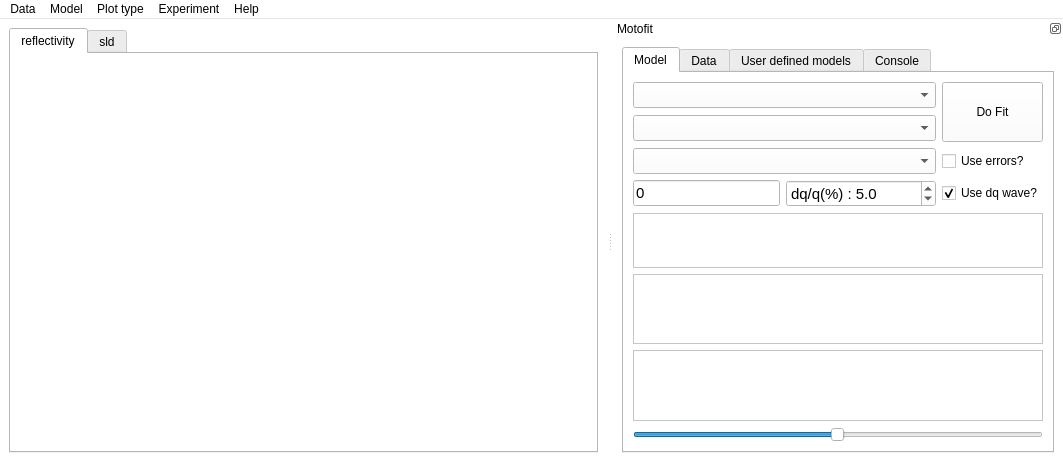
Old version of the form qt/Motofit.ui in the repository refnx/refnx.
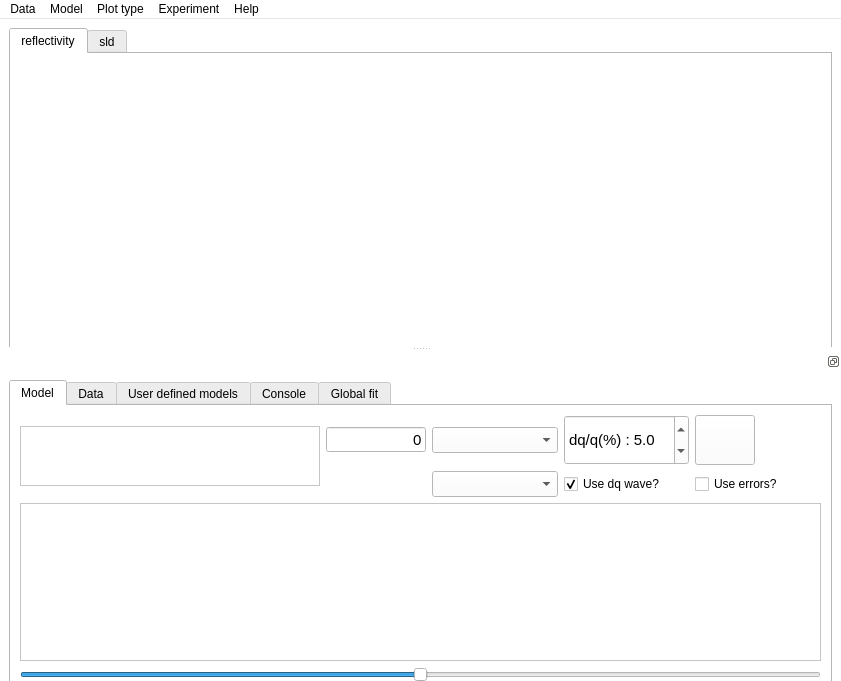
New version of the form. The open tabs and pages were chosen to show the change. Icons and pictures are not drawn.

Patch:
```diff
--- a/qt/Motofit.ui
+++ b/qt/Motofit.ui
@@ -6,8 +6,8 @@
    <rect>
     <x>0</x>
     <y>0</y>
-    <width>1063</width>
-    <height>462</height>
+    <width>841</width>
+    <height>681</height>
    </rect>
   </property>
   <property name="sizePolicy">
@@ -18,7 +18,7 @@
   </property>
   <property name="minimumSize">
    <size>
-    <width>1063</width>
+    <width>600</width>
     <height>462</height>
    </size>
   </property>
@@ -462,6 +462,18 @@
    <layout class="QGridLayout" name="gridLayout_3">
     <item row="0" column="0">
      <widget class="QTabWidget" name="graphs">
+      <property name="sizePolicy">
+       <sizepolicy hsizetype="Expanding" vsizetype="MinimumExpanding">
+        <horstretch>0</horstretch>
+        <verstretch>0</verstretch>
+       </sizepolicy>
+      </property>
+      <property name="minimumSize">
+       <size>
+        <width>0</width>
+        <height>350</height>
+       </size>
+      </property>
       <property name="currentIndex">
        <number>0</number>
       </property>
@@ -486,7 +498,7 @@
     <rect>
      <x>0</x>
      <y>0</y>
-     <width>1063</width>
+     <width>841</width>
      <height>22</height>
     </rect>
    </property>
@@ -543,8 +555,8 @@
    </property>
    <property name="minimumSize">
     <size>
-     <width>450</width>
-     <height>440</height>
+     <width>600</width>
+     <height>350</height>
     </size>
    </property>
    <property name="features">
@@ -554,14 +566,14 @@
     <set>Qt::LeftDockWidgetArea|Qt::RightDockWidgetArea</set>
    </property>
    <property name="windowTitle">
-    <string>Motofit</string>
+    <string/>
    </property>
    <attribute name="dockWidgetArea">
-    <number>2</number>
+    <number>8</number>
    </attribute>
    <widget class="QWidget" name="dockWidgetContents">
     <layout class="QGridLayout" name="gridLayout">
-     <item row="0" column="1">
+     <item row="0" column="0">
       <widget class="QTabWidget" name="tabWidget">
        <property name="enabled">
         <bool>true</bool>
@@ -586,31 +598,52 @@
          <string>Model</string>
         </attribute>
         <layout class="QGridLayout" name="gridLayout_2">
-         <item row="0" column="2" rowspan="2">
-          <widget class="QPushButton" name="do_fit_button">
+         <item row="0" column="0" rowspan="2">
+          <widget class="QTableView" name="baseModelView">
+           <property name="sizePolicy">
+            <sizepolicy hsizetype="Expanding" vsizetype="MinimumExpanding">
+             <horstretch>0</horstretch>
+             <verstretch>0</verstretch>
+            </sizepolicy>
+           </property>
            <property name="minimumSize">
             <size>
-             <width>0</width>
+             <width>300</width>
              <height>60</height>
             </size>
            </property>
-           <property name="text">
-            <string>Do Fit</string>
+           <property name="maximumSize">
+            <size>
+             <width>400</width>
+             <height>60</height>
+            </size>
            </property>
-           <property name="shortcut">
-            <string>Meta+F</string>
+           <property name="font">
+            <font>
+             <pointsize>10</pointsize>
+             <weight>50</weight>
+             <bold>false</bold>
+            </font>
            </property>
+           <attribute name="horizontalHeaderStretchLastSection">
+            <bool>true</bool>
+           </attribute>
           </widget>
          </item>
-         <item row="2" column="2">
-          <widget class="QCheckBox" name="use_errors_checkbox">
-           <property name="text">
-            <string>Use errors?</string>
-           </property>
-          </widget>
-         </item>
-         <item row="3" column="0">
+         <item row="0" column="1">
           <widget class="QLineEdit" name="chi2lineEdit">
+           <property name="sizePolicy">
+            <sizepolicy hsizetype="Expanding" vsizetype="Maximum">
+             <horstretch>0</horstretch>
+             <verstretch>0</verstretch>
+            </sizepolicy>
+           </property>
+           <property name="maximumSize">
+            <size>
+             <width>100</width>
+             <height>25</height>
+            </size>
+           </property>
            <property name="font">
             <font>
              <pointsize>11</pointsize>
@@ -619,22 +652,48 @@
            <property name="text">
             <string>0</string>
            </property>
+           <property name="alignment">
+            <set>Qt::AlignRight|Qt::AlignTrailing|Qt::AlignVCenter</set>
+           </property>
            <property name="readOnly">
             <bool>true</bool>
            </property>
           </widget>
          </item>
-         <item row="3" column="1">
+         <item row="0" column="2">
+          <widget class="QComboBox" name="dataset_comboBox">
+           <property name="sizePolicy">
+            <sizepolicy hsizetype="Expanding" vsizetype="Fixed">
+             <horstretch>0</horstretch>
+             <verstretch>0</verstretch>
+            </sizepolicy>
+           </property>
+           <property name="font">
+            <font>
+             <pointsize>11</pointsize>
+             <weight>50</weight>
+             <bold>false</bold>
+            </font>
+           </property>
+           <property name="focusPolicy">
+            <enum>Qt::StrongFocus</enum>
+           </property>
+           <property name="currentIndex">
+            <number>-1</number>
+           </property>
+          </widget>
+         </item>
+         <item row="0" column="3">
           <widget class="QDoubleSpinBox" name="res_SpinBox">
            <property name="sizePolicy">
-            <sizepolicy hsizetype="Fixed" vsizetype="Fixed">
+            <sizepolicy hsizetype="Expanding" vsizetype="Preferred">
              <horstretch>0</horstretch>
              <verstretch>0</verstretch>
             </sizepolicy>
            </property>
            <property name="minimumSize">
             <size>
-             <width>150</width>
+             <width>60</width>
              <height>0</height>
             </size>
            </property>
@@ -671,7 +730,61 @@
            </property>
           </widget>
          </item>
-         <item row="3" column="2">
+         <item row="0" column="4">
+          <widget class="QPushButton" name="do_fit_button">
+           <property name="sizePolicy">
+            <sizepolicy hsizetype="Minimum" vsizetype="MinimumExpanding">
+             <horstretch>0</horstretch>
+             <verstretch>0</verstretch>
+            </sizepolicy>
+           </property>
+           <property name="minimumSize">
+            <size>
+             <width>40</width>
+             <height>50</height>
+            </size>
+           </property>
+           <property name="maximumSize">
+            <size>
+             <width>60</width>
+             <height>75</height>
+            </size>
+           </property>
+           <property name="text">
+            <string/>
+           </property>
+           <property name="icon">
+            <iconset>
+             <activeon>icons/go.jpeg</activeon>
+            </iconset>
+           </property>
+           <property name="iconSize">
+            <size>
+             <width>60</width>
+             <height>75</height>
+            </size>
+           </property>
+           <property name="shortcut">
+            <string>Meta+F</string>
+           </property>
+          </widget>
+         </item>
+         <item row="1" column="2">
+          <widget class="QComboBox" name="model_comboBox">
+           <property name="sizePolicy">
+            <sizepolicy hsizetype="Expanding" vsizetype="Maximum">
+             <horstretch>0</horstretch>
+             <verstretch>0</verstretch>
+            </sizepolicy>
+           </property>
+           <property name="font">
+            <font>
+             <pointsize>11</pointsize>
+            </font>
+           </property>
+          </widget>
+         </item>
+         <item row="1" column="3">
           <widget class="QCheckBox" name="use_dqwave_checkbox">
            <property name="text">
             <string>Use dq wave?</string>
@@ -681,12 +794,55 @@
            </property>
           </widget>
          </item>
-         <item row="9" column="0" colspan="3">
+         <item row="1" column="4">
+          <widget class="QCheckBox" name="use_errors_checkbox">
+           <property name="sizePolicy">
+            <sizepolicy hsizetype="Expanding" vsizetype="Fixed">
+             <horstretch>0</horstretch>
+             <verstretch>0</verstretch>
+            </sizepolicy>
+           </property>
+           <property name="text">
+            <string>Use errors?</string>
+           </property>
+          </widget>
+         </item>
+         <item row="2" column="0" colspan="5">
+          <widget class="QTableView" name="layerModelView">
+           <property name="sizePolicy">
+            <sizepolicy hsizetype="Expanding" vsizetype="MinimumExpanding">
+             <horstretch>0</horstretch>
+             <verstretch>0</verstretch>
+            </sizepolicy>
+           </property>
+           <property name="minimumSize">
+            <size>
+             <width>300</width>
+             <height>0</height>
+            </size>
+           </property>
+           <property name="font">
+            <font>
+             <pointsize>10</pointsize>
+            </font>
+           </property>
+           <attribute name="horizontalHeaderStretchLastSection">
+            <bool>true</bool>
+           </attribute>
+          </widget>
+         </item>
+         <item row="3" column="0" colspan="5">
           <widget class="QSlider" name="horizontalSlider">
+           <property name="sizePolicy">
+            <sizepolicy hsizetype="Expanding" vsizetype="Minimum">
+             <horstretch>0</horstretch>
+             <verstretch>0</verstretch>
+            </sizepolicy>
+           </property>
            <property name="maximumSize">
             <size>
              <width>16777215</width>
-             <height>18</height>
+             <height>22</height>
             </size>
            </property>
            <property name="focusPolicy">
@@ -709,76 +865,6 @@
            </property>
           </widget>
          </item>
-         <item row="0" column="0" colspan="2">
-          <widget class="QComboBox" name="UDF_comboBox">
-           <property name="font">
-            <font>
-             <pointsize>11</pointsize>
-            </font>
-           </property>
-          </widget>
-         </item>
-         <item row="1" column="0" colspan="2">
-          <widget class="QComboBox" name="dataset_comboBox">
-           <property name="font">
-            <font>
-             <pointsize>11</pointsize>
-             <weight>50</weight>
-             <bold>false</bold>
-            </font>
-           </property>
-           <property name="focusPolicy">
-            <enum>Qt::StrongFocus</enum>
-           </property>
-           <property name="currentIndex">
-            <number>-1</number>
-           </property>
-          </widget>
-         </item>
-         <item row="2" column="0" colspan="2">
-          <widget class="QComboBox" name="model_comboBox">
-           <property name="font">
-            <font>
-             <pointsize>11</pointsize>
-            </font>
-           </property>
-          </widget>
-         </item>
-         <item row="4" column="0" colspan="3">
-          <widget class="QTableView" name="baseModelView">
-           <property name="maximumSize">
-            <size>
-             <width>16777215</width>
-             <height>55</height>
-            </size>
-           </property>
-           <property name="font">
-            <font>
-             <pointsize>10</pointsize>
-             <weight>50</weight>
-             <bold>false</bold>
-            </font>
-           </property>
-           <attribute name="horizontalHeaderStretchLastSection">
-            <bool>true</bool>
-           </attribute>
-          </widget>
-         </item>
-         <item row="5" column="0" colspan="3">
-          <widget class="QTableView" name="layerModelView">
-           <property name="font">
-            <font>
-             <pointsize>10</pointsize>
-            </font>
-           </property>
-           <attribute name="horizontalHeaderStretchLastSection">
-            <bool>true</bool>
-           </attribute>
-          </widget>
-         </item>
-         <item row="6" column="0" colspan="3">
-          <widget class="QTableView" name="genericModelView"/>
-         </item>
         </layout>
        </widget>
        <widget class="QWidget" name="tab_2">
@@ -851,6 +937,142 @@
          </item>
         </layout>
        </widget>
+       <widget class="QWidget" name="tab_5">
+        <attribute name="title">
+         <string>Global fit</string>
+        </attribute>
+        <layout class="QGridLayout" name="gridLayout_9">
+         <item row="0" column="0">
+          <widget class="QTabWidget" name="tabWidget_2">
+           <property name="currentIndex">
+            <number>0</number>
+           </property>
+           <widget class="QWidget" name="tab_6">
+            <attribute name="title">
+             <string>datasets</string>
+            </attribute>
+            <layout class="QGridLayout" name="gridLayout_11">
+             <item row="1" column="2">
+              <widget class="QPushButton" name="pushButton_3">
+               <property name="sizePolicy">
+                <sizepolicy hsizetype="Minimum" vsizetype="Expanding">
+                 <horstretch>0</horstretch>
+                 <verstretch>0</verstretch>
+                </sizepolicy>
+               </property>
+               <property name="text">
+                <string>Remove dataset</string>
+               </property>
+              </widget>
+             </item>
+             <item row="0" column="2">
+              <widget class="QPushButton" name="pushButton_2">
+               <property name="sizePolicy">
+                <sizepolicy hsizetype="Minimum" vsizetype="Expanding">
+                 <horstretch>0</horstretch>
+                 <verstretch>0</verstretch>
+                </sizepolicy>
+               </property>
+               <property name="text">
+                <string>Add dataset</string>
+               </property>
+              </widget>
+             </item>
+             <item row="0" column="0" rowspan="6">
+              <widget class="QTableView" name="tableView"/>
+             </item>
+             <item row="2" column="2">
+              <widget class="QPushButton" name="pushButton_6">
+               <property name="sizePolicy">
+                <sizepolicy hsizetype="Minimum" vsizetype="Expanding">
+                 <horstretch>0</horstretch>
+                 <verstretch>0</verstretch>
+                </sizepolicy>
+               </property>
+               <property name="text">
+                <string>Change layers</string>
+               </property>
+              </widget>
+             </item>
+             <item row="3" column="2">
+              <widget class="QPushButton" name="pushButton_4">
+               <property name="sizePolicy">
+                <sizepolicy hsizetype="Minimum" vsizetype="Expanding">
+                 <horstretch>0</horstretch>
+                 <verstretch>0</verstretch>
+                </sizepolicy>
+               </property>
+               <property name="text">
+                <string>Link selection</string>
+               </property>
+              </widget>
+             </item>
+             <item row="4" column="2">
+              <widget class="QPushButton" name="pushButton_5">
+               <property name="sizePolicy">
+                <sizepolicy hsizetype="Minimum" vsizetype="Expanding">
+                 <horstretch>0</horstretch>
+                 <verstretch>0</verstretch>
+                </sizepolicy>
+               </property>
+               <property name="text">
+                <string>Unlink selection</string>
+               </property>
+              </widget>
+             </item>
+            </layout>
+           </widget>
+           <widget class="QWidget" name="tab_7">
+            <attribute name="title">
+             <string>parameters</string>
+            </attribute>
+            <layout class="QGridLayout" name="gridLayout_10">
+             <item row="0" column="0">
+              <widget class="QTableWidget" name="globalParameters"/>
+             </item>
+             <item row="0" column="1">
+              <widget class="QPushButton" name="pushButton">
+               <property name="minimumSize">
+                <size>
+                 <width>50</width>
+                 <height>70</height>
+                </size>
+               </property>
+               <property name="text">
+                <string/>
+               </property>
+               <property name="icon">
+                <iconset>
+                 <activeon>icons/go.jpeg</activeon>
+                </iconset>
+               </property>
+               <property name="iconSize">
+                <size>
+                 <width>70</width>
+                 <height>70</height>
+                </size>
+               </property>
+              </widget>
+             </item>
+             <item row="1" column="0">
+              <widget class="QSlider" name="globalParamsSlider">
+               <property name="maximumSize">
+                <size>
+                 <width>16777215</width>
+                 <height>40</height>
+                </size>
+               </property>
+               <property name="orientation">
+                <enum>Qt::Horizontal</enum>
+               </property>
+              </widget>
+             </item>
+            </layout>
+           </widget>
+          </widget>
+         </item>
+        </layout>
+       </widget>
       </widget>
      </item>
     </layout>
```
Left out of the diff: 28 changed lines with no effect on the pictures.
